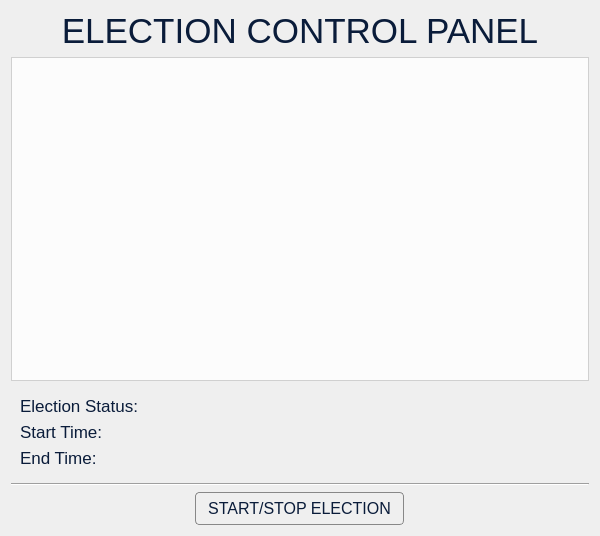
The window that VVM/electioncontrol.ui (GuisadongManok/PolliTech-VVM) describes before a commit, drawn with Qt 5.
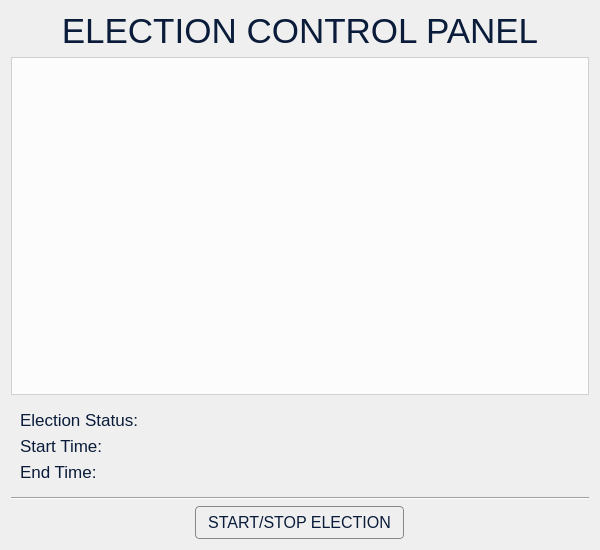
The same window after the commit. Icons and pictures are not drawn.

```diff
--- a/VVM/electioncontrol.ui
+++ b/VVM/electioncontrol.ui
@@ -7,7 +7,7 @@
     <x>0</x>
     <y>0</y>
     <width>600</width>
-    <height>536</height>
+    <height>550</height>
    </rect>
   </property>
   <property name="minimumSize">
```
